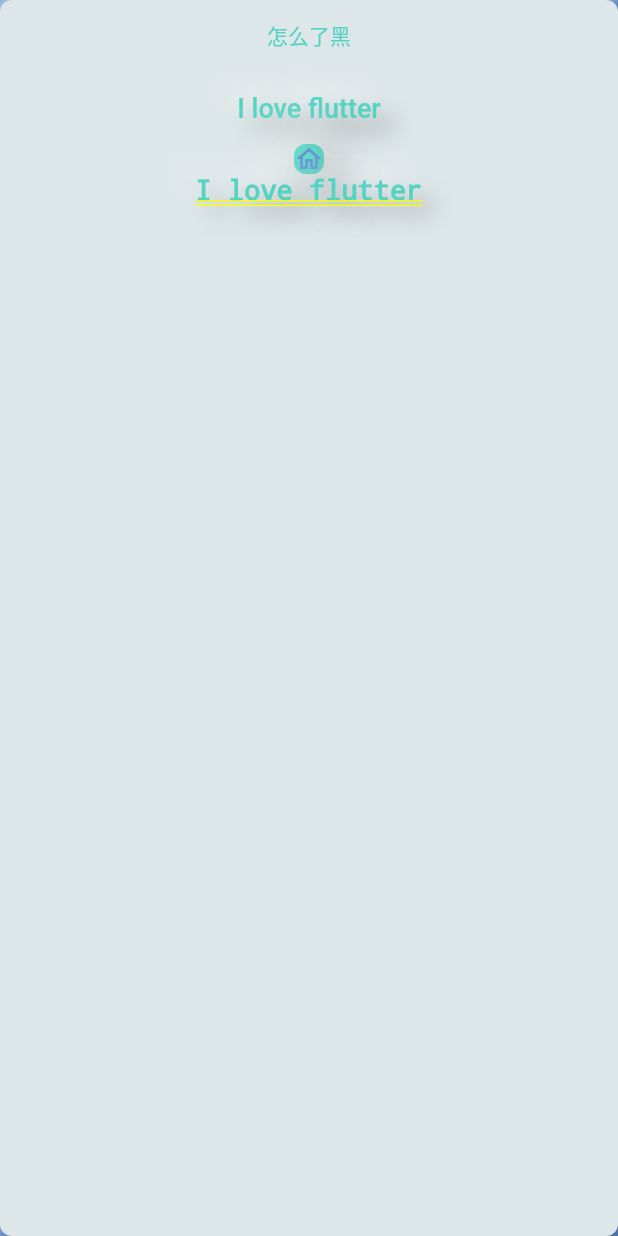
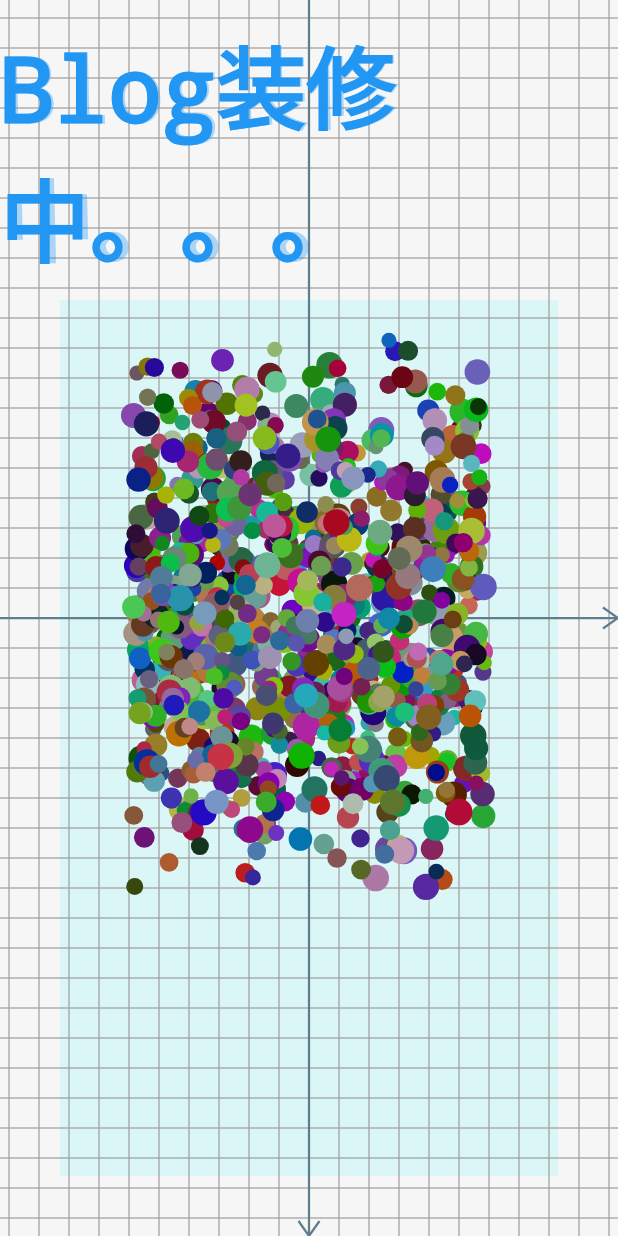
Before and after one commit to 8kEatRadish/FlutterBlog, a Flutter app: the screen it shows after launch, on a phone screen of 412 x 824 dp. Run offline on Flutter 3.47's test engine with Material 2 defaults, Android fonts, the phone set to English and light mode, and no system bars; drawn by our look-alikes of flutter_neumorphic; our stand-ins replace get; missing offline and left inert: dart:html.

Commit message:
feat:blog building

```diff
--- a/flutter_blog/lib/home/homeView.dart
+++ b/flutter_blog/lib/home/homeView.dart
@@ -1,8 +1,10 @@
 import 'dart:html';
+import 'dart:math';
 
 import 'package:flutter/material.dart';
-import 'package:flutter_blog/utils/app_theme.dart';
-import 'package:flutter_blog/utils/config.dart';
+import 'package:flutter_blog/widget/math_runner.dart';
+import 'package:flutter_blog/widget/run_ball/run_ball.dart';
+import 'package:flutter_blog/widget/skew_shadow_text.dart';
 import 'package:flutter_neumorphic/flutter_neumorphic.dart';
 import 'package:get/get.dart';
 import 'package:url_launcher/url_launcher.dart';
@@ -23,59 +25,16 @@ class HomePage extends StatelessWidget {
 
   @override
   Widget build(BuildContext context) {
-    return Container(
-        width: Get.width,
-        height: Get.height,
-        color: ColorUtil.appBgColor,
-        child: Neumorphic(
-          child: Column(
-            children: [
-              FlatButton(
-                onPressed: () {
-                  Get.changeTheme(AppTheme.buildDartTheme());
-                },
-                child: Text(
-                  "怎么了黑",
-                  style: TextStyle(color: Get.theme.primaryColor),
-                ),
-              ),
-              FlatButton(
-                onPressed: () {
-                  Get.changeTheme(AppTheme.buildLightTheme());
-                },
-                child: NeumorphicText(
-                  "I love flutter",
-                  style: NeumorphicStyle(
-                    depth: 20, //customize depth here
-                    color: Get.theme.primaryColor, //customize color here
-                  ),
-                  textStyle: NeumorphicTextStyle(
-                    fontSize: 18, //customize size here
-                    // AND others usual text style properties (fontFamily, fontWeight, ...)
-                  ),
-                ),
-              ),
-              Neumorphic(
-                child: NeumorphicIcon(
-                  Icons.home_outlined,
-                  style:
-                      NeumorphicStyle(depth: 20, color: Get.theme.accentColor),
-                ),
-                style: NeumorphicStyle(depth: 20, color: Get.theme.primaryColor),
-              ),
-              NeumorphicText(
-                "I love flutter",
-                style: NeumorphicStyle(
-                  depth: 20, //customize depth here
-                  color: Get.theme.primaryColor, //customize color here
-                ),
-                textStyle: NeumorphicTextStyle(
-                  fontSize: 18, //customize size here
-                  // AND others usual text style properties (fontFamily, fontWeight, ...)
-                ),
-              ),
-            ],
-          ),
-        ));
+    return Stack(
+      children: [
+        RunBall(),
+        Container(
+          width: Get.width,
+          height: 200,
+          alignment: Alignment.center,
+          child: SkewShadowText("Blog装修中。。。"),
+        )
+      ],
+    );
   }
 }
--- /dev/null
+++ b/flutter_blog/lib/widget/run_ball/ball.dart
@@ -0,0 +1,31 @@
+import 'dart:ui';
+
+///
+/// [aX]: x加速度
+/// [aY]: y加速度
+/// [vX]: x速度
+/// [vY]: y速度
+/// [x]: 位置x
+/// [y]: 位置y
+/// [color]: 小球颜色
+/// [r]: 小球半径
+class Ball {
+  double aX;
+  double aY;
+  double vX;
+  double vY;
+  double x;
+  double y;
+  Color color;
+  double r;
+
+  Ball(
+      {this.aX = 0,
+      this.aY = 0,
+      this.vX = 0,
+      this.vY = 0,
+      this.x = 0,
+      this.y = 0,
+      this.color,
+      this.r = 0});
+}
--- /dev/null
+++ b/flutter_blog/lib/widget/run_ball/run_ball.dart
@@ -0,0 +1,118 @@
+import 'dart:math';
+
+import 'package:flutter/material.dart';
+import 'package:flutter_blog/widget/run_ball/run_ball_view.dart';
+import 'package:get/get.dart';
+
+import 'Ball.dart';
+
+class RunBall extends StatefulWidget {
+  const RunBall({key}) : super(key: key);
+
+  @override
+  _RunBallState createState() => _RunBallState();
+}
+
+class _RunBallState extends State<RunBall> with SingleTickerProviderStateMixin {
+  AnimationController animationController;
+  var _oldTime = DateTime.now().millisecondsSinceEpoch;
+
+  var now;
+
+  var _area = Rect.fromLTRB(0 + 40.0, 0 + 200.0, Get.width - 40, Get.height - 40);
+
+  List<Ball> _balls = [];
+
+  Random random = new Random();
+
+  @override
+  void initState() {
+    animationController =
+        new AnimationController(duration: Duration(days: 100), vsync: this);
+    animationController.addListener(() {
+      _reader();
+    });
+
+    for (var i = 0; i < 1000; i++) {
+      _balls.add(Ball(
+          color: randomRGB(),
+          r: 5 + 4 * random.nextDouble(),
+          vX: 3*random.nextDouble()*pow(-1, random.nextInt(20)),
+          vY:  3*random.nextDouble()*pow(-1, random.nextInt(20)),
+          aY: (random.nextDouble() * 0.1) * (random.nextBool() ? -1:1),
+          x: Get.width / 2,
+          y: Get.height / 2));
+    }
+    animationController.forward();
+    super.initState();
+  }
+
+  @override
+  void dispose() {
+    animationController.dispose();
+    super.dispose();
+  }
+
+  @override
+  Widget build(BuildContext context) {
+    var child = Scaffold(
+      body: CustomPaint(
+        painter: RunBallView(_balls, _area),
+      ),
+    );
+    return GestureDetector(
+      child: child,
+      onTap: () {
+      },
+    );
+  }
+
+  void _reader() {
+    _balls.forEach((ball) {
+      updateBall(ball);
+    });
+    setState(() {
+      now = DateTime.now().millisecondsSinceEpoch;
+      print("时间差${now - _oldTime}ms");
+      _oldTime = now;
+    });
+  }
+
+  void updateBall(Ball ball) {
+    //运动学公式
+    ball.x += ball.vX;
+    ball.y += ball.vY;
+    ball.vX += ball.aX;
+    ball.vY += ball.aY;
+    //限定下边界
+    if (ball.y > _area.bottom - ball.r) {
+      ball.y = _area.bottom - ball.r;
+      ball.vY = -ball.vY;
+      // ball.color=randomRGB();//碰撞后随机色
+    }
+    //限定上边界
+    if (ball.y < _area.top + ball.r) {
+      ball.y = _area.top + ball.r;
+      ball.vY = -ball.vY;
+      // ball.color=randomRGB();//碰撞后随机色
+    }
+
+    //限定左边界
+    if (ball.x < _area.left + ball.r) {
+      ball.x = _area.left + ball.r;
+      ball.vX = -ball.vX;
+      // ball.color=randomRGB();//碰撞后随机色
+    }
+
+    //限定右边界
+    if (ball.x > _area.right - ball.r) {
+      ball.x = _area.right - ball.r;
+      ball.vX = -ball.vX;
+      // ball.color=randomRGB();//碰撞后随机色
+    }
+  }
+
+  Color randomRGB() {
+    return Color.fromARGB(255, random.nextInt(200), random.nextInt(200), random.nextInt(200));
+  }
+}
--- /dev/null
+++ b/flutter_blog/lib/widget/run_ball/run_ball_view.dart
@@ -0,0 +1,100 @@
+import 'dart:ui';
+
+import 'package:flutter/cupertino.dart';
+import 'package:flutter/material.dart';
+import 'package:flutter_blog/widget/run_ball/Ball.dart';
+import 'package:get/get.dart';
+
+///
+/// [_ball]: 小球信息
+/// [_area]: 活动区域
+/// [mPaint]: 主画笔
+/// [bgPaint]: 背景画笔
+/// [_gridPaint]: 网格画笔
+/// [_gridPath]: 网格路径
+class RunBallView extends CustomPainter {
+  List<Ball> _balls;
+  Rect _area;
+  Paint mPaint;
+  Paint bgPaint;
+
+  Path _gridPath;
+  Paint _gridPaint;
+
+  RunBallView(this._balls, this._area) {
+    mPaint = new Paint();
+    bgPaint = new Paint()..color = Color.fromARGB(148, 198, 246, 248);
+    _gridPath = new Path();
+    _gridPaint = new Paint()
+      ..style = PaintingStyle.stroke;
+  }
+
+  @override
+  void paint(Canvas canvas, Size size) {
+    canvas.drawRect(_area, bgPaint);
+    canvas.save();
+    canvas.translate(Get.width/2, Get.height/2);
+    _drawGrid(canvas, new Size(Get.width, Get.height));
+    _drawAxis(canvas, new Size(Get.width, Get.height));
+    canvas.restore();
+    _balls.forEach((ball) {
+      _drawBall(canvas, ball);
+    });
+  }
+
+  @override
+  bool shouldRepaint(covariant CustomPainter oldDelegate) {
+    return this != oldDelegate;
+  }
+
+  void _drawGrid(Canvas canvas, Size size) {
+    _gridPaint
+      ..color = Colors.grey
+      ..strokeWidth = 0.5;
+    _gridPath = _buildGridPath(_gridPath, size);
+    canvas.drawPath(_buildGridPath(_gridPath, size), _gridPaint);
+
+    canvas.save();
+    canvas.scale(1, -1); //沿x轴镜像
+    canvas.drawPath(_gridPath, _gridPaint);
+    canvas.restore();
+
+    canvas.save();
+    canvas.scale(-1, 1); //沿y轴镜像
+    canvas.drawPath(_gridPath, _gridPaint);
+    canvas.restore();
+
+    canvas.save();
+    canvas.scale(-1, -1); //沿原点镜像
+    canvas.drawPath(_gridPath, _gridPaint);
+    canvas.restore();
+  }
+
+  void _drawAxis(Canvas canvas, Size size) {
+    canvas.drawPoints(PointMode.lines, [
+      Offset(-size.width/2, 0) , Offset(size.width/2, 0),
+      Offset( 0,-size.height/2) , Offset( 0,size.height/2),
+      Offset( 0,size.height/2) , Offset( 0-7.0,size.height/2-10),
+      Offset( 0,size.height/2) , Offset( 0+7.0,size.height/2-10),
+      Offset(size.width/2, 0) , Offset(size.width/2-10, 7),
+      Offset(size.width/2, 0) , Offset(size.width/2-10, -7),
+    ], _gridPaint..color=Colors.blueGrey..strokeWidth=1.5);
+  }
+
+  void _drawBall(Canvas canvas, Ball ball) {
+    canvas.drawCircle(
+        Offset(ball.x, ball.y), ball.r, mPaint..color = ball.color);
+  }
+
+  Path _buildGridPath(Path path, Size size,{step = 20.0}) {
+    for (int i = 0; i < size.height / 2 / step; i++) {
+      path.moveTo(0, step * i);
+      path.relativeLineTo(size.width / 2, 0);
+    }
+    for (int i = 0; i < size.width / 2 / step; i++) {
+      path.moveTo( step * i,0);
+      path.relativeLineTo(0,size.height / 2, );
+    }
+    return path;
+  }
+}
--- /dev/null
+++ b/flutter_blog/lib/widget/skew_shadow_text.dart
@@ -0,0 +1,71 @@
+import 'dart:math';
+
+import 'package:flutter/material.dart';
+
+class SkewShadowText extends StatefulWidget {
+  final String text;
+
+  SkewShadowText(this.text);
+
+  @override
+  _SkewShadowTextState createState() => _SkewShadowTextState();
+}
+
+class _SkewShadowTextState extends State<SkewShadowText>
+    with SingleTickerProviderStateMixin {
+  AnimationController _ctrl;
+  final Duration animDuration = const Duration(milliseconds: 800);
+  final TextStyle commonStyle = TextStyle(
+      fontSize: 60, color: Colors.blue, decoration: TextDecoration.none);
+  final TextStyle shadowStyle = TextStyle(
+      fontSize: 60,
+      color: Colors.blue.withAlpha(88),
+      decoration: TextDecoration.none);
+  String text;
+
+  @override
+  void initState() {
+    super.initState();
+    text = widget.text;
+    _ctrl = AnimationController(vsync: this, duration: animDuration);
+    _ctrl.repeat(reverse: true);
+  }
+
+  @override
+  void dispose() {
+    _ctrl.dispose();
+    super.dispose();
+  }
+
+  @override
+  Widget build(BuildContext context) {
+    return GestureDetector(
+        onTap: _startAnim,
+        child: Stack(
+          children: [
+            Text(
+              text,
+              style: commonStyle,
+            ),
+            AnimatedBuilder(
+              animation: _ctrl,
+              builder: _buildByAnim,
+            ),
+          ],
+        ));
+  }
+
+  double get rad => 6 * (_ctrl.value) / 180 * pi;
+
+  Widget _buildByAnim(_, __) => Transform(
+        transform: Matrix4.skewX(rad),
+        child: Text(
+          text,
+          style: shadowStyle,
+        ),
+      );
+
+  void _startAnim() {
+    _ctrl.forward(from: 0);
+  }
+}
```
Also changed, not shown: flutter_blog/lib/widget/math_runner.dart (added, +54 -0 lines), 12 other files.
